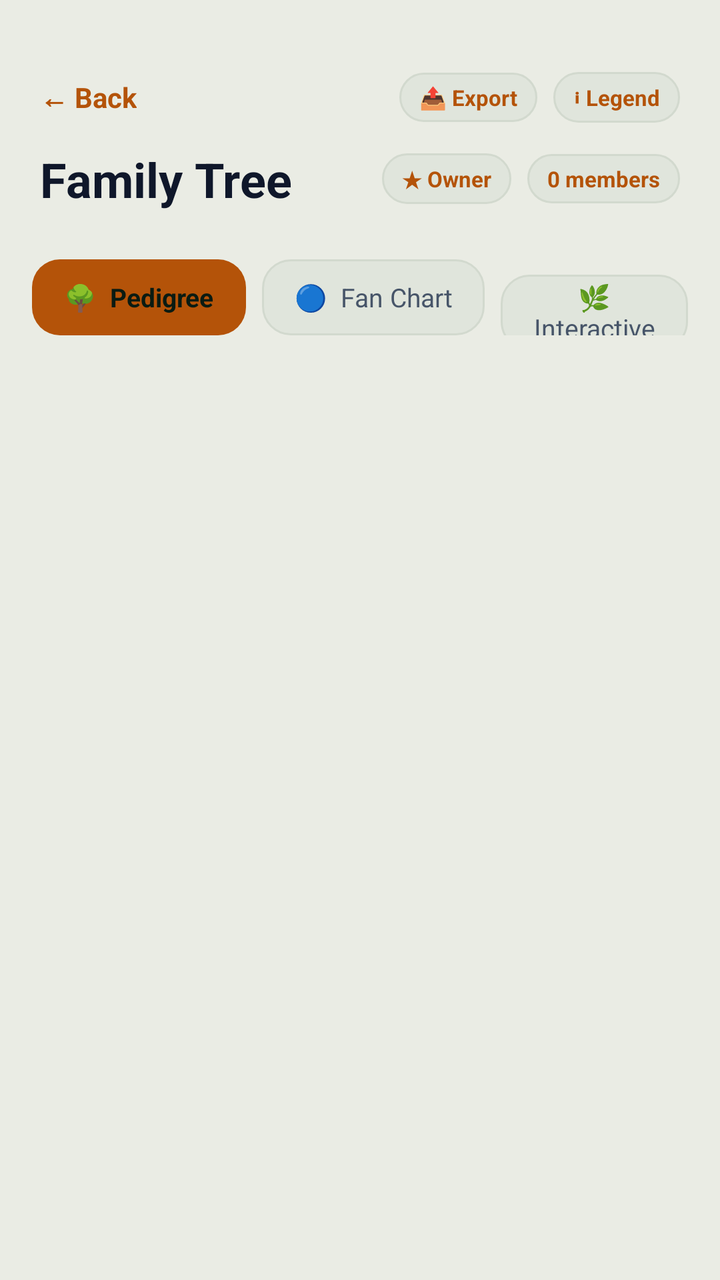
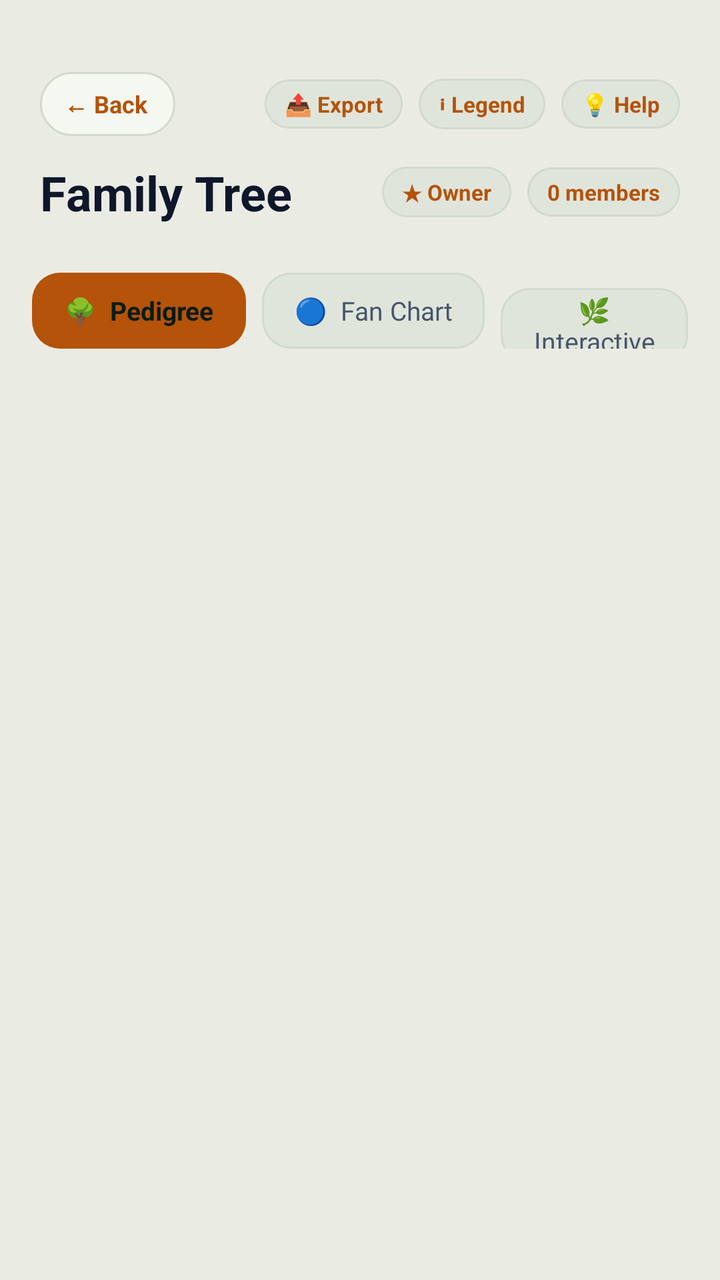

Compare the two renders of this Android layout. The source of the first and the diff that turns it into the second are given below.
<!-- AndroidManifest.xml: application theme Theme.BTProject2 -->
<!-- res/layout/activity_family_tree.xml -->
<?xml version="1.0" encoding="utf-8"?>
<LinearLayout xmlns:android="http://schemas.android.com/apk/res/android"
    android:layout_width="match_parent"
    android:layout_height="match_parent"
    android:orientation="vertical"
    android:background="@color/forest_bg"
    android:fitsSystemWindows="true">

    
    <LinearLayout
        android:layout_width="match_parent"
        android:layout_height="wrap_content"
        android:orientation="vertical"
        android:background="@color/forest_bg"
        android:paddingStart="20dp"
        android:paddingEnd="20dp"
        android:paddingTop="36dp"
        android:paddingBottom="16dp">

        
        <LinearLayout
            android:layout_width="match_parent"
            android:layout_height="wrap_content"
            android:orientation="horizontal"
            android:gravity="center_vertical"
            android:layout_marginBottom="12dp">

            <TextView
                android:id="@+id/btnBack"
                android:layout_width="wrap_content"
                android:layout_height="wrap_content"
                android:text="← Back"
                android:textSize="14sp"
                android:textStyle="bold"
                android:textColor="@color/gold_accent"
                android:clickable="true"
                android:focusable="true" />

            <View
                android:layout_width="0dp"
                android:layout_height="1dp"
                android:layout_weight="1" />

            <TextView
                android:id="@+id/btnExportTree"
                android:layout_width="wrap_content"
                android:layout_height="wrap_content"
                android:text="📤 Export"
                android:textSize="11sp"
                android:textStyle="bold"
                android:textColor="@color/gold_accent"
                android:background="@drawable/badge_pill_dark"
                android:paddingStart="10dp"
                android:paddingEnd="10dp"
                android:paddingTop="5dp"
                android:paddingBottom="5dp"
                android:layout_marginEnd="8dp"
                android:clickable="true"
                android:focusable="true" />

            <TextView
                android:id="@+id/btnTreeLegend"
                android:layout_width="wrap_content"
                android:layout_height="wrap_content"
                android:text="ℹ Legend"
                android:textSize="11sp"
                android:textStyle="bold"
                android:textColor="@color/gold_accent"
                android:background="@drawable/badge_pill_dark"
                android:paddingStart="10dp"
                android:paddingEnd="10dp"
                android:paddingTop="5dp"
                android:paddingBottom="5dp"
                android:clickable="true"
                android:focusable="true" />
        </LinearLayout>

        
        <LinearLayout
            android:layout_width="match_parent"
            android:layout_height="wrap_content"
            android:orientation="horizontal"
            android:gravity="center_vertical">

            <TextView
                android:layout_width="0dp"
                android:layout_height="wrap_content"
                android:layout_weight="1"
                android:text="Family Tree"
                android:textSize="24sp"
                android:textStyle="bold"
                android:textColor="@color/text_primary"
                android:singleLine="true"
                android:ellipsize="end" />

            <TextView
                android:id="@+id/tvTreeRoleBadge"
                android:layout_width="wrap_content"
                android:layout_height="wrap_content"
                android:text="★ Owner"
                android:textSize="11sp"
                android:textStyle="bold"
                android:textColor="@color/gold_accent"
                android:background="@drawable/badge_pill_dark"
                android:paddingStart="10dp"
                android:paddingEnd="10dp"
                android:paddingTop="5dp"
                android:paddingBottom="5dp"
                android:layout_marginEnd="8dp" />

            <TextView
                android:id="@+id/tvMemberCount"
                android:layout_width="wrap_content"
                android:layout_height="wrap_content"
                android:text="0 members"
                android:textSize="11sp"
                android:textStyle="bold"
                android:textColor="@color/mint_text"
                android:background="@drawable/badge_pill_dark"
                android:paddingStart="10dp"
                android:paddingEnd="10dp"
                android:paddingTop="5dp"
                android:paddingBottom="5dp" />
        </LinearLayout>
    </LinearLayout>

    
    <LinearLayout
        android:id="@+id/layoutViewerBanner"
        android:layout_width="match_parent"
        android:layout_height="wrap_content"
        android:background="@color/forest_card"
        android:paddingStart="16dp"
        android:paddingEnd="16dp"
        android:paddingTop="8dp"
        android:paddingBottom="8dp"
        android:orientation="horizontal"
        android:gravity="center_vertical"
        android:visibility="gone">

        <TextView
            android:layout_width="wrap_content"
            android:layout_height="wrap_content"
            android:text="👁  "
            android:textSize="14sp" />

        <TextView
            android:layout_width="0dp"
            android:layout_height="wrap_content"
            android:layout_weight="1"
            android:text="Viewer: Read-only access. You cannot add or edit members."
            android:textSize="12sp"
            android:textColor="@color/text_secondary" />
    </LinearLayout>

    
    <LinearLayout
        android:layout_width="match_parent"
        android:layout_height="wrap_content"
        android:orientation="horizontal"
        android:background="@color/forest_bg"
        android:paddingStart="16dp"
        android:paddingEnd="16dp"
        android:paddingTop="8dp"
        android:paddingBottom="12dp">

        <TextView
            android:id="@+id/btnPedigree"
            android:layout_width="wrap_content"
            android:layout_height="38dp"
            android:gravity="center"
            android:text="🌳  Pedigree"
            android:textSize="13sp"
            android:textStyle="bold"
            android:paddingStart="16dp"
            android:paddingEnd="16dp"
            android:background="@drawable/btn_gold_primary"
            android:textColor="#0A1B12"
            android:layout_marginEnd="8dp"
            android:clickable="true"
            android:focusable="true" />

        <TextView
            android:id="@+id/btnFanChart"
            android:layout_width="wrap_content"
            android:layout_height="38dp"
            android:gravity="center"
            android:text="🔵  Fan Chart"
            android:textSize="13sp"
            android:textColor="@color/text_secondary"
            android:background="@drawable/btn_dark_secondary"
            android:paddingStart="16dp"
            android:paddingEnd="16dp"
            android:clickable="true"
            android:focusable="true" />

        <TextView
            android:id="@+id/btnInteractiveTree"
            android:layout_width="wrap_content"
            android:layout_height="38dp"
            android:gravity="center"
            android:text="🌿  Interactive"
            android:textSize="13sp"
            android:textColor="@color/text_secondary"
            android:background="@drawable/btn_dark_secondary"
            android:paddingStart="16dp"
            android:paddingEnd="16dp"
            android:layout_marginStart="8dp"
            android:clickable="true"
            android:focusable="true" />

    </LinearLayout>

    
    <androidx.recyclerview.widget.RecyclerView
        android:id="@+id/rvTree"
        android:layout_width="match_parent"
        android:layout_height="match_parent"
        android:paddingTop="4dp"
        android:paddingBottom="24dp"
        android:clipToPadding="false" />

    
    <WebView
        android:id="@+id/webViewFan"
        android:layout_width="match_parent"
        android:layout_height="match_parent"
        android:visibility="gone" />

</LinearLayout>
<!-- resources referenced by this layout -->
<resources>
  <color name="forest_bg">#EAECE4</color>
  <color name="forest_card">#F5F7F1</color>
  <color name="gold_accent">#B45309</color>
  <color name="mint_text">#B45309</color>
  <color name="text_primary">#0F172A</color>
  <color name="text_secondary">#475569</color>
  <!-- drawable badge_pill_dark (drawable) -->
  <?xml version="1.0" encoding="utf-8"?>
  <shape xmlns:android="http://schemas.android.com/apk/res/android"
      android:shape="rectangle">
      <solid android:color="@color/forest_card_light" />
      <corners android:radius="20dp" />
      <stroke
          android:width="1dp"
          android:color="@color/forest_card_border" />
  </shape>
  <!-- drawable btn_dark_secondary (drawable) -->
  <?xml version="1.0" encoding="utf-8"?>
  <ripple xmlns:android="http://schemas.android.com/apk/res/android"
      android:color="#20FFFFFF">
      <item>
          <shape android:shape="rectangle">
              <solid android:color="@color/forest_card_light" />
              <corners android:radius="14dp" />
              <stroke
                  android:width="1dp"
                  android:color="@color/forest_card_border" />
          </shape>
      </item>
  </ripple>
  <!-- drawable btn_gold_primary (drawable) -->
  <?xml version="1.0" encoding="utf-8"?>
  <ripple xmlns:android="http://schemas.android.com/apk/res/android"
      android:color="#40FFFFFF">
      <item>
          <shape android:shape="rectangle">
              <solid android:color="@color/gold_accent" />
              <corners android:radius="14dp" />
          </shape>
      </item>
  </ripple>
  <style name="Theme.BTProject2" parent="Theme.MaterialComponents.DayNight.NoActionBar">
          <item name="colorPrimary">@color/gold_accent</item>
          <item name="colorPrimaryDark">@color/gold_accent_dark</item>
          <item name="colorAccent">@color/gold_accent</item>
          <item name="android:windowBackground">@color/forest_bg</item>
          <item name="android:statusBarColor">@color/forest_bg</item>
          <item name="android:windowLightStatusBar">true</item>
      </style>
  <color name="forest_card_light">#E0E5DC</color>
  <color name="forest_card_border">#D2D9CE</color>
  <color name="gold_accent_dark">#78350F</color>
</resources>

<!-- the commit's change to res/layout/activity_family_tree.xml (unified diff, before → after) -->
@@ -28,11 +28,15 @@
             <TextView
                 android:id="@+id/btnBack"
                 android:layout_width="wrap_content"
-                android:layout_height="wrap_content"
+                android:layout_height="32dp"
+                android:background="@drawable/bg_nav_back_pill"
+                android:gravity="center_vertical"
+                android:paddingStart="12dp"
+                android:paddingEnd="14dp"
                 android:text="← Back"
-                android:textSize="14sp"
-                android:textStyle="bold"
-                android:textColor="@color/gold_accent"
+                android:textSize="12sp"
+                android:textStyle="bold"
+                android:textColor="@color/primary"
                 android:clickable="true"
                 android:focusable="true" />
 
@@ -71,6 +75,23 @@
                 android:paddingEnd="10dp"
                 android:paddingTop="5dp"
                 android:paddingBottom="5dp"
+                android:clickable="true"
+                android:focusable="true" />
+
+            <TextView
+                android:id="@+id/btnQuickAssistTree"
+                android:layout_width="wrap_content"
+                android:layout_height="wrap_content"
+                android:text="💡 Help"
+                android:textSize="11sp"
+                android:textStyle="bold"
+                android:textColor="@color/gold_accent"
+                android:background="@drawable/badge_pill_dark"
+                android:paddingStart="10dp"
+                android:paddingEnd="10dp"
+                android:paddingTop="5dp"
+                android:paddingBottom="5dp"
+                android:layout_marginStart="8dp"
                 android:clickable="true"
                 android:focusable="true" />
         </LinearLayout>
<!-- resource entries referenced after the edit -->
@@ -4,6 +4,7 @@
   <color name="forest_card">#F5F7F1</color>
   <color name="gold_accent">#B45309</color>
   <color name="mint_text">#B45309</color>
+  <color name="primary">#B45309</color>
   <color name="text_primary">#0F172A</color>
   <color name="text_secondary">#475569</color>
   <!-- drawable badge_pill_dark (drawable) -->
@@ -16,6 +17,20 @@
           android:width="1dp"
           android:color="@color/forest_card_border" />
   </shape>
+  <!-- drawable bg_nav_back_pill (drawable) -->
+  <?xml version="1.0" encoding="utf-8"?>
+  <ripple xmlns:android="http://schemas.android.com/apk/res/android"
+      android:color="@color/gold_accent">
+      <item>
+          <shape android:shape="rectangle">
+              <solid android:color="@color/card_bg" />
+              <corners android:radius="20dp" />
+              <stroke
+                  android:width="1dp"
+                  android:color="@color/card_border" />
+          </shape>
+      </item>
+  </ripple>
   <!-- drawable btn_dark_secondary (drawable) -->
   <?xml version="1.0" encoding="utf-8"?>
   <ripple xmlns:android="http://schemas.android.com/apk/res/android"
@@ -51,6 +66,8 @@
       </style>
   <color name="forest_card_light">#E0E5DC</color>
   <color name="forest_card_border">#D2D9CE</color>
+  <color name="card_bg">#F5F7F1</color>
+  <color name="card_border">#D2D9CE</color>
   <color name="gold_accent_dark">#78350F</color>
 </resources>
 
